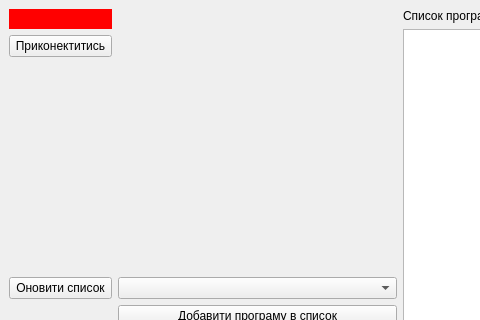
First picture: the form in client/spz_client/mainwindow.ui, repository PrymakBogdan/SPZ_CP_Prymak_KI-306, before the edit; both pictures show x 0 to 480 and y 0 to 320 of the 800 by 600 pixel window.
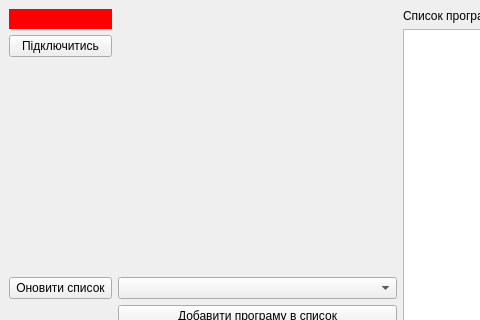
Second picture: the form after the edit.

```diff
--- a/client/spz_client/mainwindow.ui
+++ b/client/spz_client/mainwindow.ui
@@ -86,7 +86,7 @@
       <item row="1" column="1">
        <widget class="QPushButton" name="bConnect">
         <property name="text">
-         <string>Приконектитись</string>
+         <string>Підключитись</string>
         </property>
        </widget>
       </item>
```
